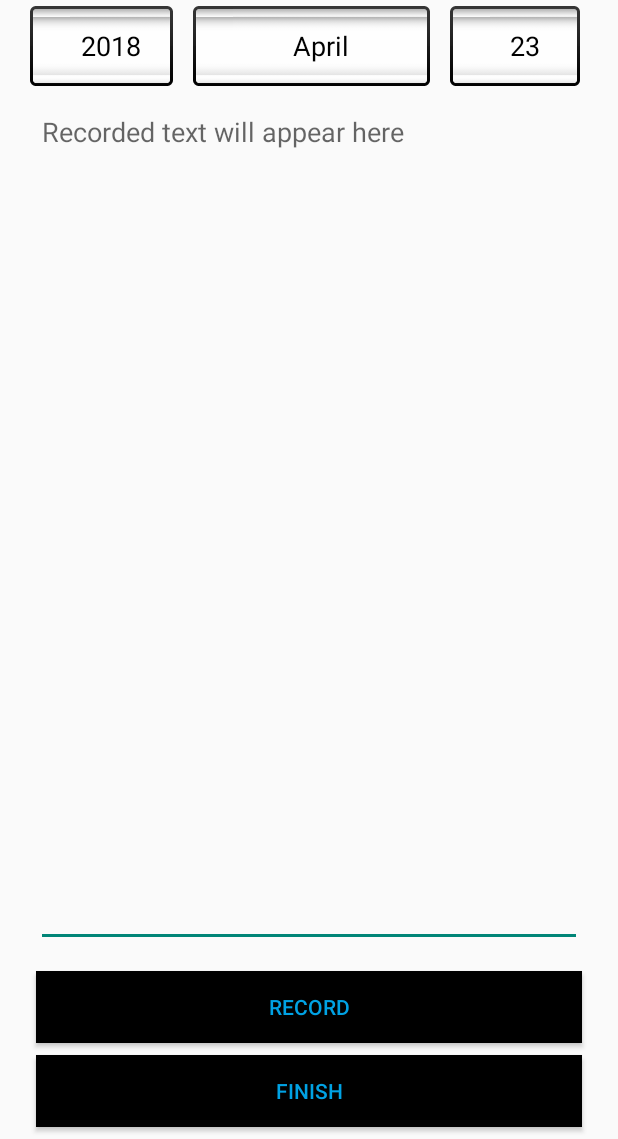
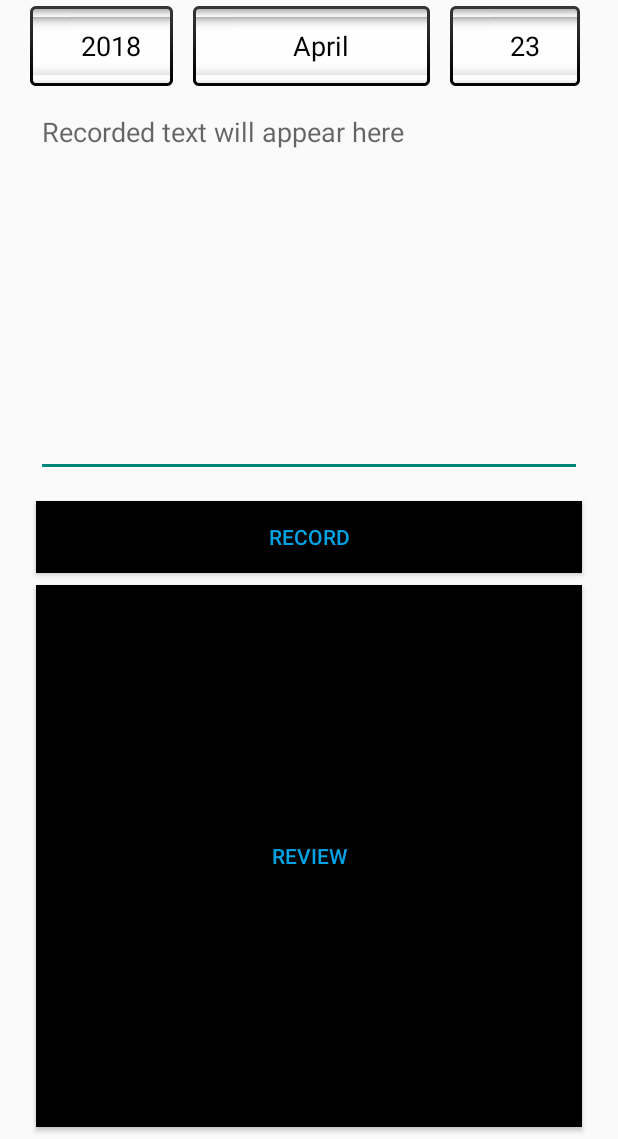
Before and after one commit to kristofferbjorklund85/zesam, an Android app: the CreateMeeting screen opened directly, with no data from a screen before it, on a phone screen of 412 x 824 dp, the part 97-1236 px from its top. Run offline under Robolectric (Android 15) with nearby library versions, the phone set to English and light mode, and no system bars.

Commit message:
Updated result activity and refactored to review activity

```diff
--- a/app/src/main/AndroidManifest.xml
+++ b/app/src/main/AndroidManifest.xml
@@ -26,7 +26,7 @@
         <activity android:name=".PickAccountList" />
         <activity android:name=".CreateMeeting" />
         <activity android:name=".PickAccountSpinner" />
-        <activity android:name=".Result"></activity>
+        <activity android:name=".Review"></activity>
     </application>
 
 </manifest>
--- a/app/src/main/java/zesam/src/CreateMeeting.java
+++ b/app/src/main/java/zesam/src/CreateMeeting.java
@@ -108,7 +108,7 @@ public class CreateMeeting extends AppCompatActivity {
     }
 
     public void showResult(View v) {
-        Intent intent = new Intent(this, Result.class);
+        Intent intent = new Intent(this, Review.class);
         intent.putExtra("text", recordedText.getText().toString());
 
         String pickedDate = pickedYear + "-" + pickedMonth + "-" + pickedDay;
--- a/app/src/main/res/layout/activity_create_meeting.xml
+++ b/app/src/main/res/layout/activity_create_meeting.xml
@@ -12,22 +12,23 @@
     <Button
         android:id="@+id/fininsh_button"
         android:layout_width="0dp"
-        android:layout_height="wrap_content"
+        android:layout_height="0dp"
         android:layout_marginBottom="8dp"
         android:layout_marginEnd="24dp"
         android:layout_marginStart="24dp"
         android:background="@android:color/background_dark"
         android:onClick="showResult"
-        android:text="Finish"
+        android:text="Review"
         android:textColor="#00a2e4"
         app:layout_constraintBottom_toBottomOf="parent"
         app:layout_constraintEnd_toEndOf="parent"
-        app:layout_constraintStart_toStartOf="parent" />
+        app:layout_constraintStart_toStartOf="parent"
+        app:layout_constraintTop_toTopOf="@+id/review_guideline" />
 
     <Button
         android:id="@+id/record_button"
         android:layout_width="0dp"
-        android:layout_height="wrap_content"
+        android:layout_height="0dp"
         android:layout_marginBottom="8dp"
         android:layout_marginEnd="24dp"
         android:layout_marginStart="24dp"
@@ -37,7 +38,8 @@
         android:textColor="#00a2e4"
         app:layout_constraintBottom_toTopOf="@+id/fininsh_button"
         app:layout_constraintEnd_toEndOf="parent"
-        app:layout_constraintStart_toStartOf="parent" />
+        app:layout_constraintStart_toStartOf="parent"
+        app:layout_constraintTop_toTopOf="@+id/record_guideline" />
 
     <EditText
         android:id="@+id/recorded_text"
@@ -135,4 +137,18 @@
         android:orientation="horizontal"
         app:layout_constraintGuide_begin="65dp" />
 
+    <android.support.constraint.Guideline
+        android:id="@+id/record_guideline"
+        android:layout_width="wrap_content"
+        android:layout_height="wrap_content"
+        android:orientation="horizontal"
+        app:layout_constraintGuide_begin="399dp" />
+
+    <android.support.constraint.Guideline
+        android:id="@+id/review_guideline"
+        android:layout_width="wrap_content"
+        android:layout_height="wrap_content"
+        android:orientation="horizontal"
+        app:layout_constraintGuide_begin="455dp" />
+
 </android.support.constraint.ConstraintLayout>
```
Also changed, not shown: app/src/main/java/zesam/src/Review.java (renamed from app/src/main/java/zesam/src/Result.java, +2 -5 lines), app/src/main/res/layout/activity_review.xml (renamed from app/src/main/res/layout/activity_result.xml, +23 -13 lines).
